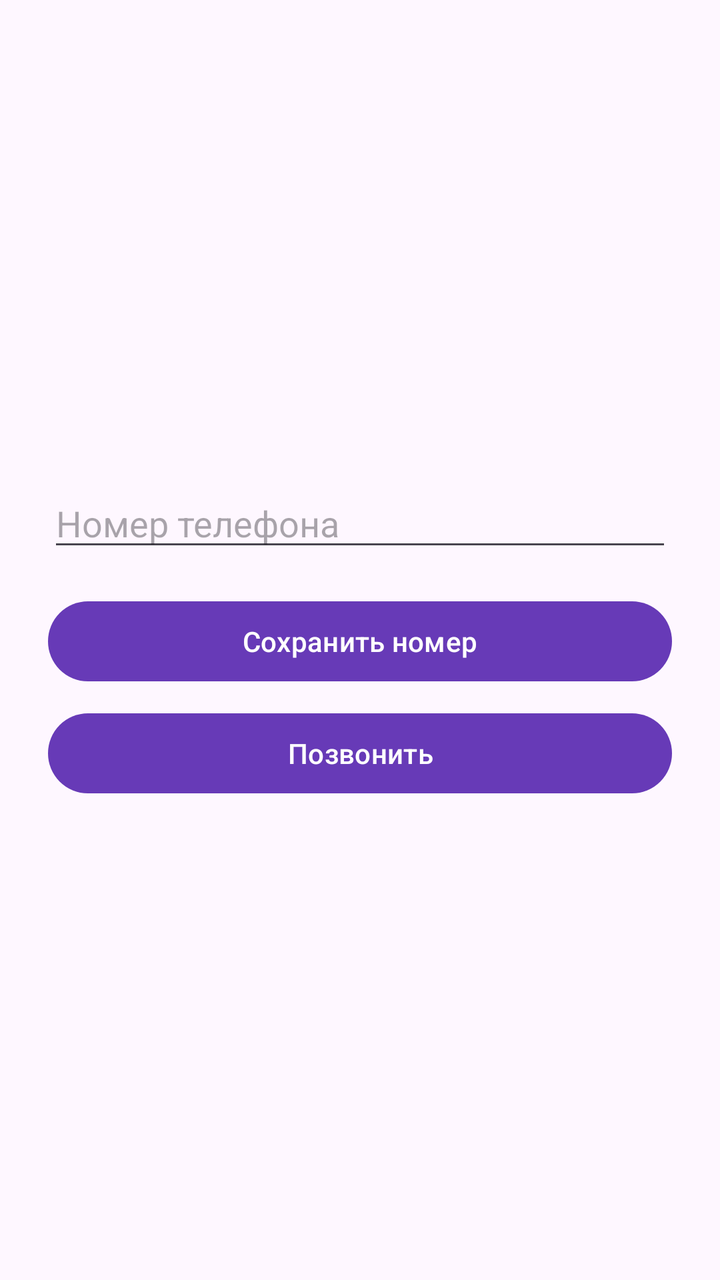
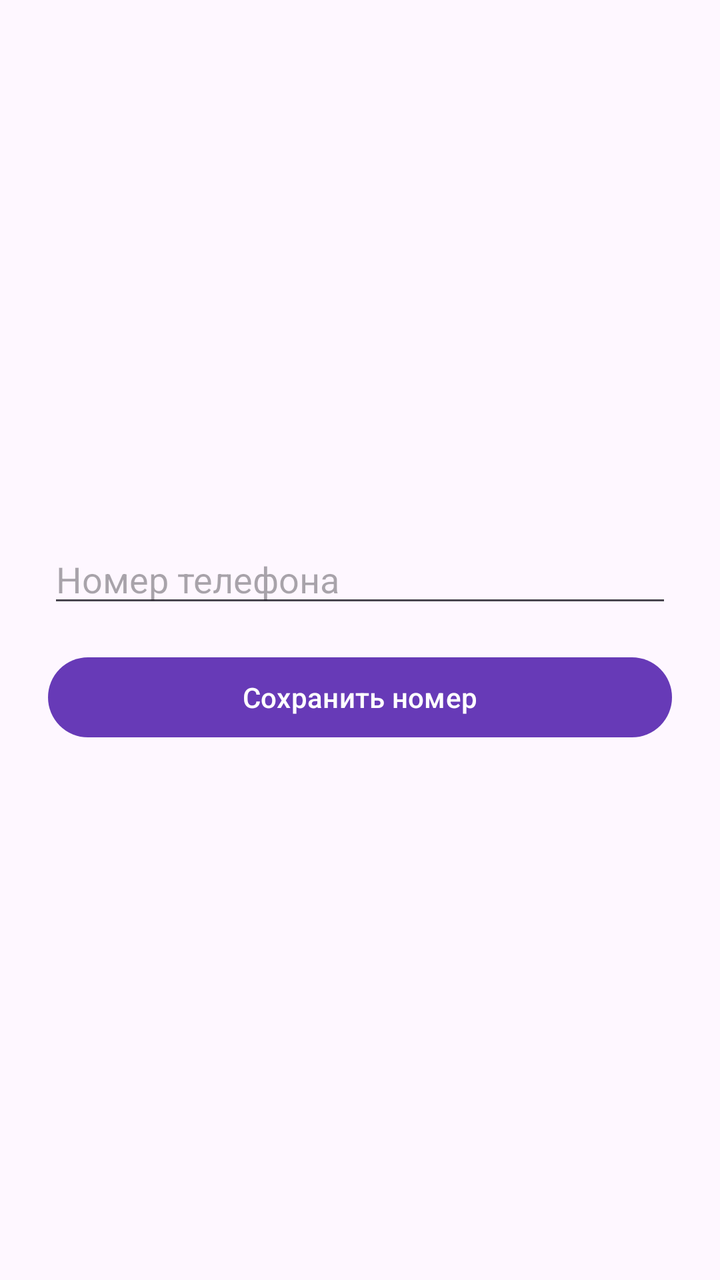

Compare the two renders of this Android layout. The source of the first and the diff that turns it into the second are given below.
<!-- AndroidManifest.xml: application theme Theme.CallUp -->
<!-- res/layout/activity_main.xml -->
<?xml version="1.0" encoding="utf-8"?>
<LinearLayout xmlns:android="http://schemas.android.com/apk/res/android"
    android:layout_width="match_parent"
    android:layout_height="match_parent"
    android:orientation="vertical"
    android:gravity="center"
    android:padding="24dp">

    <EditText
        android:id="@+id/number_input"
        android:layout_width="match_parent"
        android:layout_height="wrap_content"
        android:hint="@string/number_hint"
        android:inputType="phone"
        android:importantForAutofill="no" />

    <Button
        android:id="@+id/save_button"
        android:layout_width="match_parent"
        android:layout_height="wrap_content"
        android:layout_marginTop="16dp"
        android:text="@string/save_number" />

    <Button
        android:id="@+id/call_button"
        android:layout_width="match_parent"
        android:layout_height="wrap_content"
        android:layout_marginTop="8dp"
        android:text="@string/call" />
</LinearLayout>
<!-- resources referenced by this layout -->
<resources>
  <string name="call">Позвонить</string>
  <string name="number_hint">Номер телефона</string>
  <string name="save_number">Сохранить номер</string>
  <style name="Theme.CallUp" parent="Theme.Material3.DayNight.NoActionBar">
          <item name="colorPrimary">@color/purple_500</item>
      </style>
  <color name="purple_500">#673AB7</color>
</resources>

<!-- the commit's change to res/layout/activity_main.xml (unified diff, before → after) -->
@@ -6,25 +6,69 @@
     android:gravity="center"
     android:padding="24dp">
 
-    <EditText
-        android:id="@+id/number_input"
+    <LinearLayout
+        android:id="@+id/setup_view"
         android:layout_width="match_parent"
         android:layout_height="wrap_content"
-        android:hint="@string/number_hint"
-        android:inputType="phone"
-        android:importantForAutofill="no" />
+        android:orientation="vertical">
 
-    <Button
-        android:id="@+id/save_button"
+        <EditText
+            android:id="@+id/number_input"
+            android:layout_width="match_parent"
+            android:layout_height="wrap_content"
+            android:hint="@string/number_hint"
+            android:inputType="phone"
+            android:importantForAutofill="no" />
+
+        <Button
+            android:id="@+id/save_button"
+            android:layout_width="match_parent"
+            android:layout_height="wrap_content"
+            android:layout_marginTop="16dp"
+            android:text="@string/save_number" />
+    </LinearLayout>
+
+    <LinearLayout
+        android:id="@+id/call_view"
         android:layout_width="match_parent"
         android:layout_height="wrap_content"
-        android:layout_marginTop="16dp"
-        android:text="@string/save_number" />
+        android:orientation="vertical"
+        android:gravity="center"
+        android:visibility="gone">
 
-    <Button
-        android:id="@+id/call_button"
-        android:layout_width="match_parent"
-        android:layout_height="wrap_content"
-        android:layout_marginTop="8dp"
-        android:text="@string/call" />
+        <TextView
+            android:layout_width="wrap_content"
+            android:layout_height="wrap_content"
+            android:text="@string/quick_call_label" />
+
+        <TextView
+            android:id="@+id/saved_number_text"
+            android:layout_width="wrap_content"
+            android:layout_height="wrap_content"
+            android:layout_marginTop="8dp"
+            android:textAppearance="?attr/textAppearanceHeadlineMedium" />
+
+        <Button
+            android:id="@+id/call_button"
+            android:layout_width="match_parent"
+            android:layout_height="wrap_content"
+            android:layout_marginTop="24dp"
+            android:text="@string/call" />
+
+        <Button
+            android:id="@+id/change_number_button"
+            style="?attr/materialButtonOutlinedStyle"
+            android:layout_width="match_parent"
+            android:layout_height="wrap_content"
+            android:layout_marginTop="8dp"
+            android:text="@string/change_number" />
+
+        <Button
+            android:id="@+id/settings_button"
+            style="?attr/materialButtonOutlinedStyle"
+            android:layout_width="match_parent"
+            android:layout_height="wrap_content"
+            android:layout_marginTop="8dp"
+            android:text="@string/settings" />
+    </LinearLayout>
 </LinearLayout>
<!-- resource entries referenced after the edit -->
@@ -1,8 +1,11 @@
 <!-- resources referenced by this layout -->
 <resources>
   <string name="call">Позвонить</string>
+  <string name="change_number">Изменить номер</string>
   <string name="number_hint">Номер телефона</string>
+  <string name="quick_call_label">Номер для быстрого звонка</string>
   <string name="save_number">Сохранить номер</string>
+  <string name="settings">Настройки</string>
   <style name="Theme.CallUp" parent="Theme.Material3.DayNight.NoActionBar">
           <item name="colorPrimary">@color/purple_500</item>
       </style>
